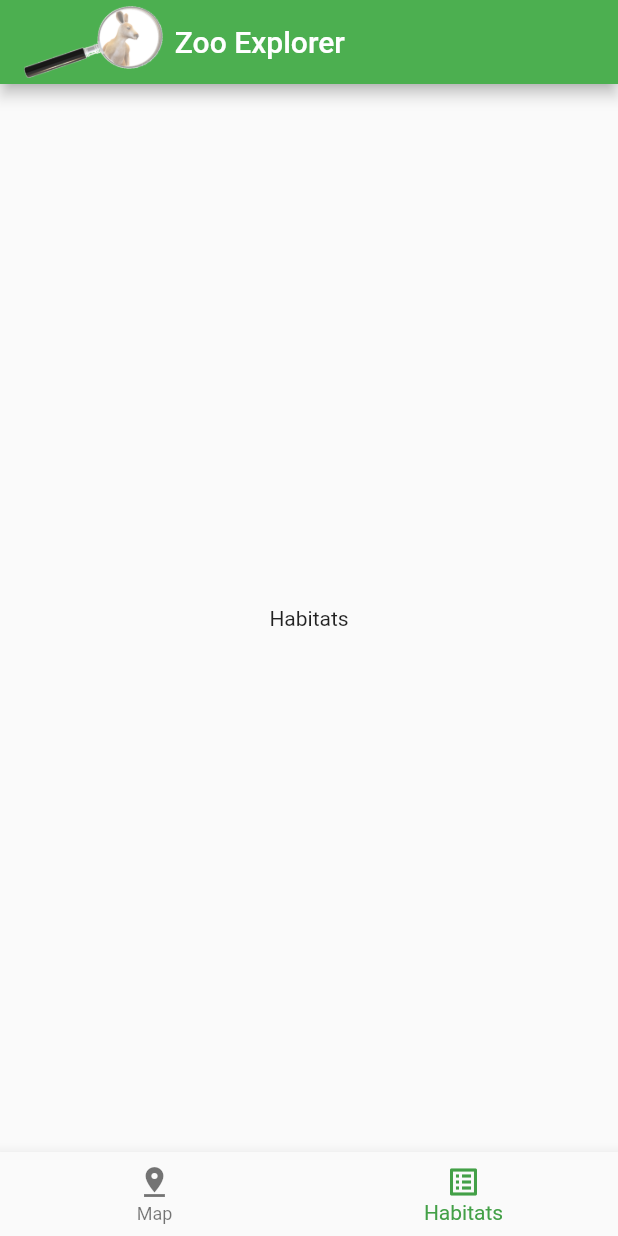
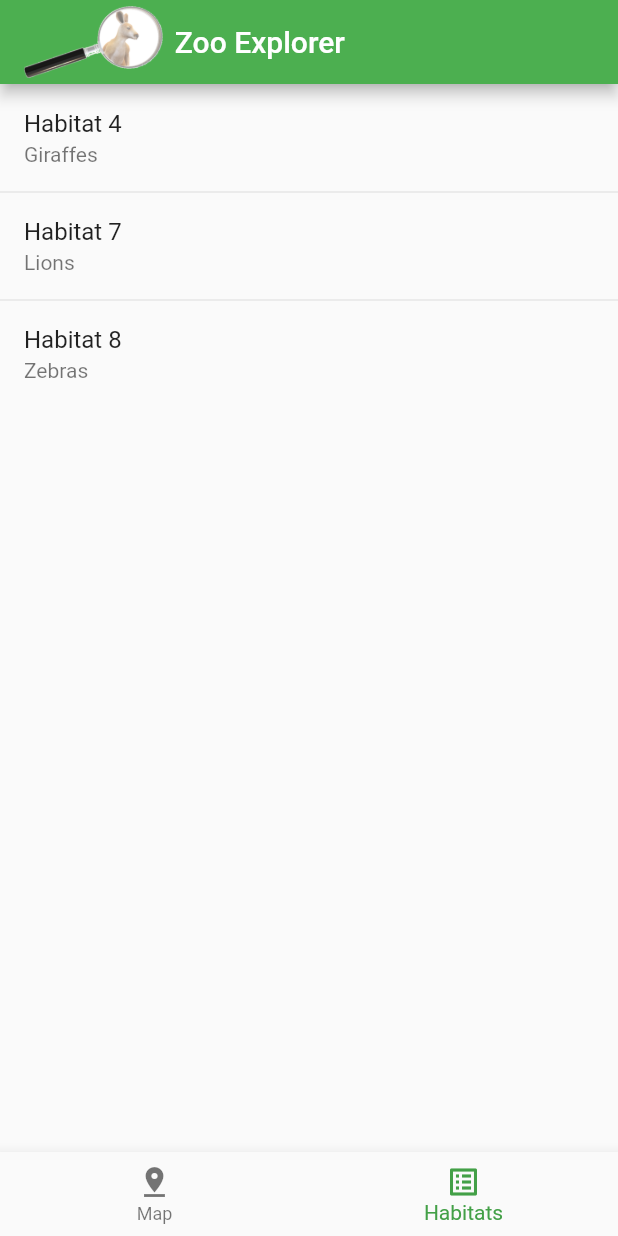
Before and after one commit to RaquelRainho/ZooExplorer, a Flutter app: the Habitats screen opened by its route, on a phone screen of 412 x 824 dp. Run offline on Flutter 3.47's test engine with Material 2 defaults, Android fonts, the phone set to English and light mode, and no system bars; our stand-ins replace google_maps_flutter.

Commit message:
Habitats basics

```diff
--- a/zooexplorer/lib/habitats.dart
+++ b/zooexplorer/lib/habitats.dart
@@ -64,8 +64,24 @@ class _HabitatsState extends State<HabitatsPage> {
           });
         },
       ),
-        body: Center(
-          child: Text('Habitats'),
+      body: ListView(
+        children: ListTile.divideTiles(
+          context: context,
+          tiles: [
+            ListTile(
+              title: Text('Habitat 4'),
+              subtitle: Text('Giraffes'),
+            ),
+            ListTile(
+              title: Text('Habitat 7'),
+              subtitle: Text('Lions'),
+            ),
+            ListTile(
+              title: Text('Habitat 8'),
+              subtitle: Text('Zebras'),
+            ),
+          ]
+        ).toList(),
         ),
       ),
     );
--- a/zooexplorer/lib/map.dart
+++ b/zooexplorer/lib/map.dart
@@ -19,7 +19,7 @@ class ZooMapPage extends StatefulWidget {
 class _ZooMapState extends State<ZooMapPage> {
   GoogleMapController mapController;
 
-  final LatLng _center = const LatLng(45.521563, -122.677433);
+  final LatLng _center = const LatLng(40.636379, -8.653336);
 
   void _onMapCreated(GoogleMapController controller) {
     mapController = controller;
@@ -73,11 +73,11 @@ class _ZooMapState extends State<ZooMapPage> {
           });
         },
       ),
-        body: GoogleMap(
-          onMapCreated: _onMapCreated,
-          initialCameraPosition: CameraPosition(
-            target: _center,
-            zoom: 11.0,
+      body: GoogleMap(
+        onMapCreated: _onMapCreated,
+        initialCameraPosition: CameraPosition(
+          target: _center,
+          zoom: 11.0,
           ),
         ),
       ),
```
